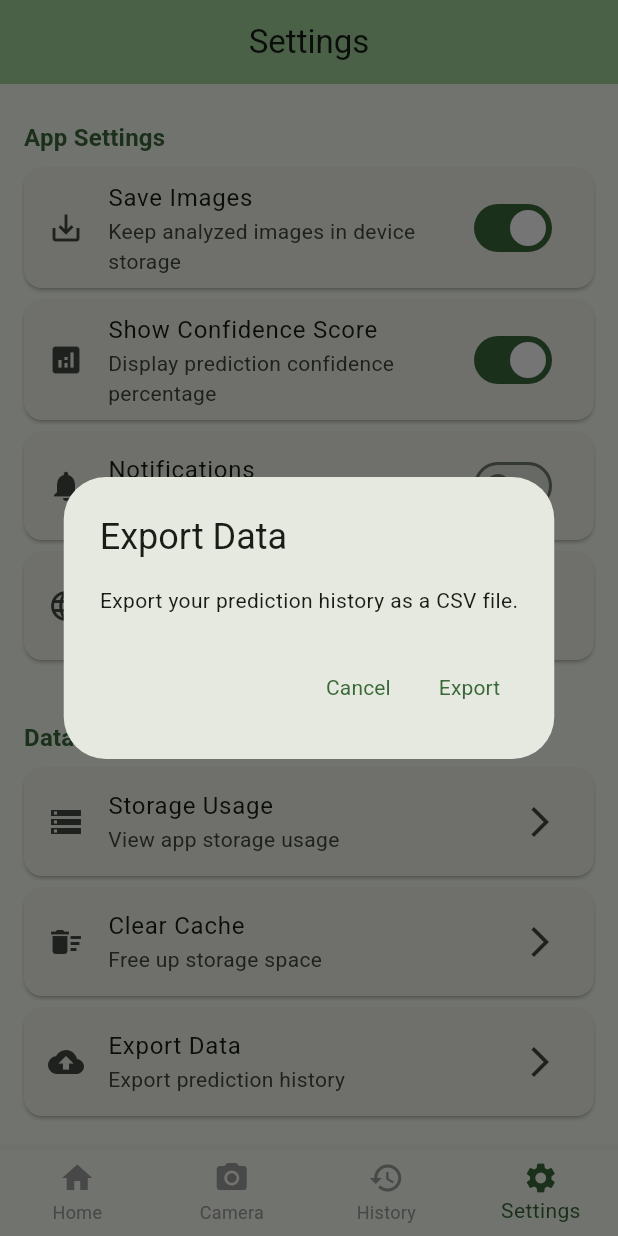
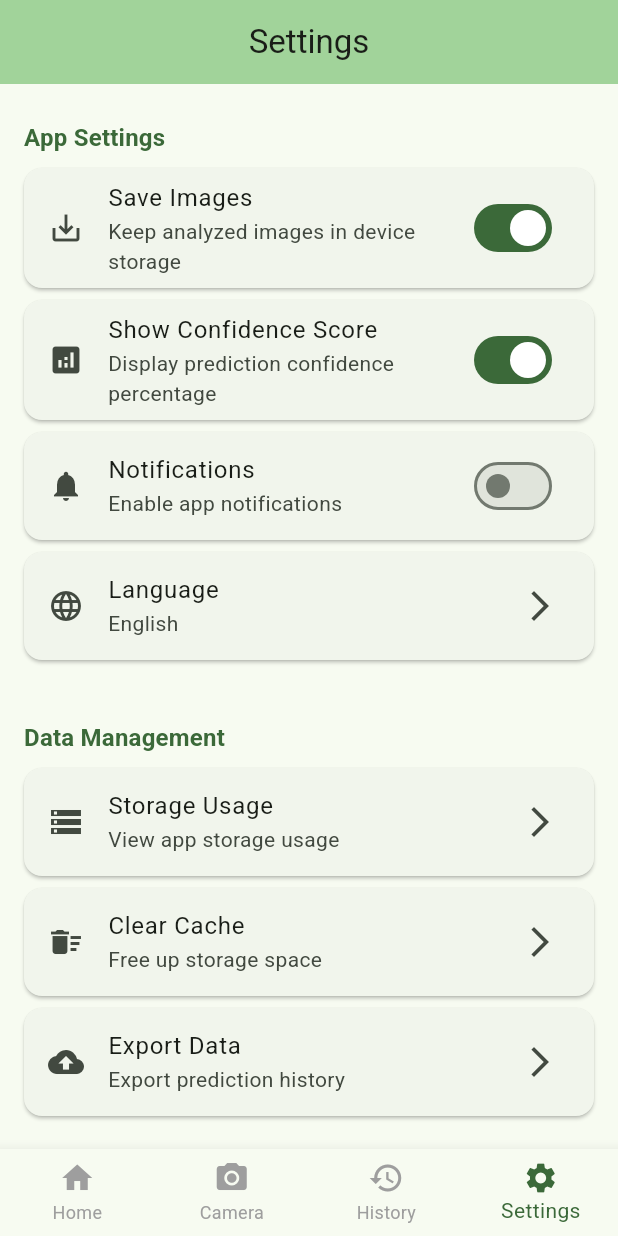
Before and after one commit to Jacobjayk/Plant-Doctor, a Flutter app: the screen it shows after launch, item 4 of the bottom bar chosen, after a tap on "Export Data", on a phone screen of 412 x 824 dp. Run offline on Flutter 3.47's test engine with Material 3 defaults, Android fonts, the phone set to English and light mode, and no system bars; our stand-ins replace flutter_local_notifications, image_picker, share_plus, shared_preferences, sqflite, timezone; missing offline and left inert: tflite_flutter; accounts and stored records are empty.

Commit message:
implemented export data functionality

```diff
--- a/lib/screens/settings_screen.dart
+++ b/lib/screens/settings_screen.dart
@@ -5,6 +5,9 @@ import 'dart:io';
 import 'package:path_provider/path_provider.dart';
 import 'package:path/path.dart' as p; // <-- Change import alias to avoid conflict
 import 'package:sqflite/sqflite.dart'; // Add this import
+import 'package:share_plus/share_plus.dart';
+import 'package:provider/provider.dart'; // Add this line
+import 'package:plant_disease_detector/services/database_service.dart'; // Add this line
 
 class SettingsScreen extends StatefulWidget {
   const SettingsScreen({super.key});
@@ -366,54 +369,71 @@ class _SettingsScreenState extends State<SettingsScreen> {
     );
   }
 
-  void _clearCache() {
-    showDialog(
-      context: context,
-      builder: (context) => AlertDialog(
-        title: const Text('Clear Cache'),
-        content: const Text('This will clear temporary files and free up storage space. Your prediction history will not be affected.'),
-        actions: [
-          TextButton(
-            onPressed: () => Navigator.pop(context),
-            child: const Text('Cancel'),
-          ),
-          TextButton(
-            onPressed: () {
-              Navigator.pop(context);
+  void _clearCache() async {
+    // Delete temporary/cache files (not prediction history)
+    try {
+      // Clear app's temporary directory
+      final tempDir = await getTemporaryDirectory();
+      if (await tempDir.exists()) {
+        for (final file in tempDir.listSync(recursive: true)) {
+          try {
+            if (file is File) await file.delete();
+            if (file is Directory) await file.delete(recursive: true);
+          } catch (_) {}
+        }
+      }
+      // Optionally clear cached images in app storage (not assets)
+      // final appDir = await getApplicationDocumentsDirectory();
+      // ...delete files as needed...
+
+      if (mounted) {
         ScaffoldMessenger.of(context).showSnackBar(
           const SnackBar(content: Text('Cache cleared successfully')),
         );
-            },
-            child: const Text('Clear'),
-          ),
-        ],
-      ),
+      }
+    } catch (_) {
+      if (mounted) {
+        ScaffoldMessenger.of(context).showSnackBar(
+          const SnackBar(content: Text('Failed to clear cache')),
+        );
+      }
+    }
+  }
+
+  void _exportData() async {
+    // Export prediction history as CSV and share
+    try {
+      // Get predictions from database
+      final databaseService = Provider.of<DatabaseService>(context, listen: false);
+      final predictions = await databaseService.getPredictionHistory();
+
+      // Build CSV content
+      final buffer = StringBuffer();
+      buffer.writeln('ID,Image Path,Disease ID,Disease Name,Confidence,Timestamp,Favorite');
+      for (final p in predictions) {
+        buffer.writeln(
+          '"${p.id}","${p.imagePath}","${p.diseaseId}","${p.diseaseName}",${p.confidence},"${p.timestamp.toIso8601String()}",${p.isFavorite ? 1 : 0}'
         );
       }
 
-  void _exportData() {
-    showDialog(
-      context: context,
-      builder: (context) => AlertDialog(
-        title: const Text('Export Data'),
-        content: const Text('Export your prediction history as a CSV file.'),
-        actions: [
-          TextButton(
-            onPressed: () => Navigator.pop(context),
-            child: const Text('Cancel'),
-          ),
-          TextButton(
-            onPressed: () {
-              Navigator.pop(context);
+      // Save to a temporary file
+      final tempDir = await getTemporaryDirectory();
+      final file = File(p.join(tempDir.path, 'prediction_history.csv'));
+      await file.writeAsString(buffer.toString());
+
+      // Share the file
+      await Share.shareXFiles(
+        [XFile(file.path)],
+        text: 'Plant Disease Detector - Prediction History',
+        subject: 'Prediction History Export',
+      );
+    } catch (e) {
+      if (mounted) {
         ScaffoldMessenger.of(context).showSnackBar(
-                const SnackBar(content: Text('Data export feature coming soon')),
+          SnackBar(content: Text('Failed to export data: $e')),
         );
-            },
-            child: const Text('Export'),
-          ),
-        ],
-      ),
-    );
+      }
+    }
   }
 
   void _showAboutDialog() {
```
Lines whose indentation alone changed are shown as unchanged.
